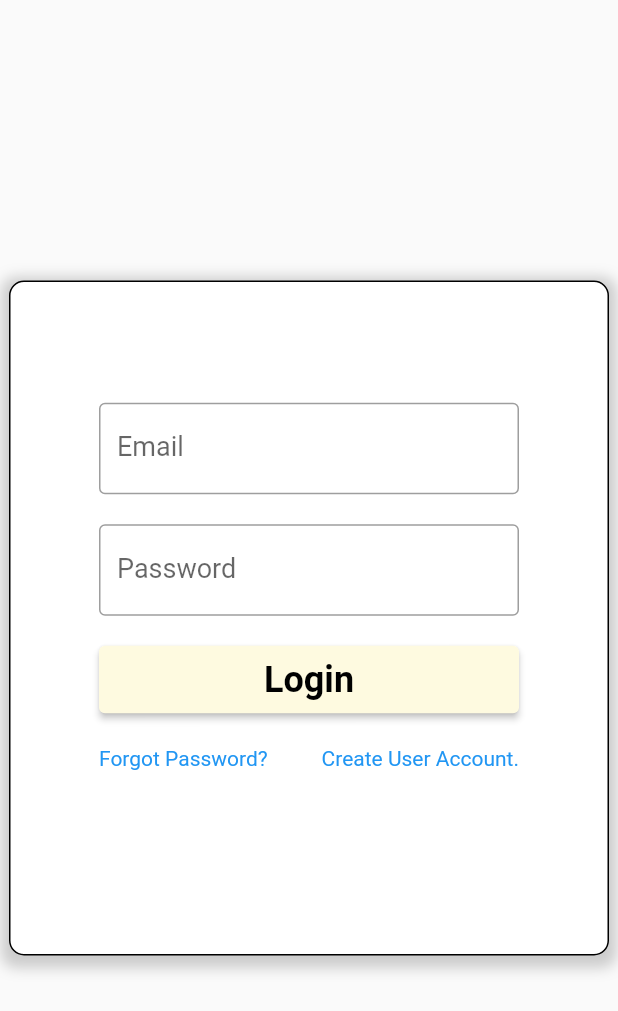
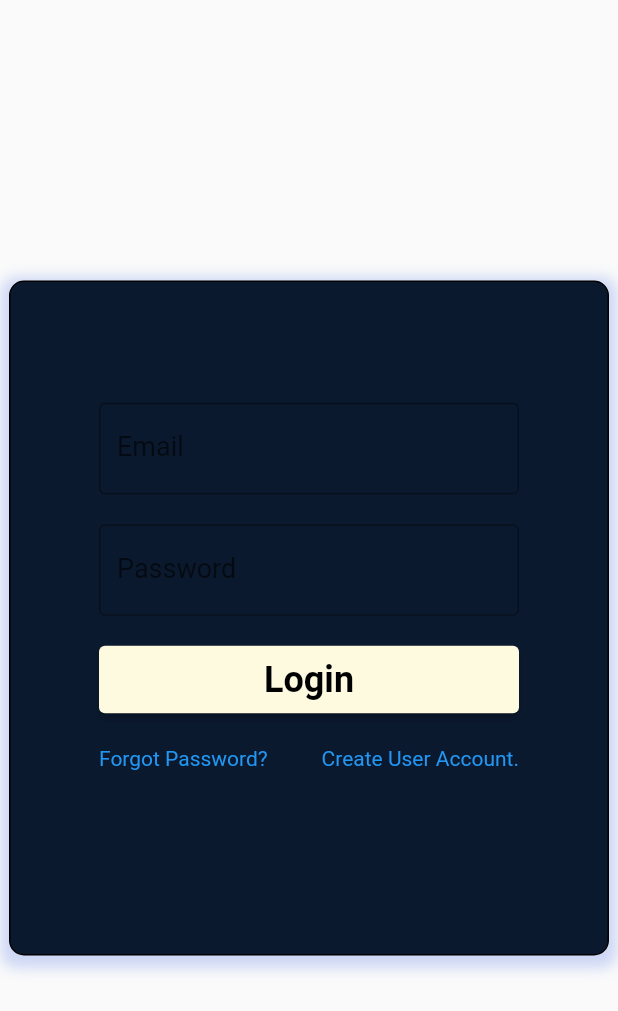
Before and after one commit to iieo/weekly_challenge, a Flutter app: the AuthScreen screen opened by its route, on a phone screen of 412 x 824 dp. Shown: the top 1011 px of the screen. Run offline on Flutter 3.47's test engine with Material 2 defaults, Android fonts, the phone set to English and light mode, and no system bars; our stand-ins replace cached_network_image, cloud_firestore, firebase_auth, firebase_core, firebase_storage, go_router; accounts and stored records are empty.

Commit message:
color change

```diff
--- a/lib/authentication/authentication.dart
+++ b/lib/authentication/authentication.dart
@@ -1,6 +1,7 @@
 import 'dart:ui';
 
 import 'package:flutter/material.dart';
+import 'package:weekly_challenge/main.dart';
 
 class AuthScreen extends StatefulWidget {
   final double width;
@@ -34,16 +35,15 @@ class _AuthScreen extends State<AuthScreen> {
             child: Material(
                 child: Container(
                     decoration: BoxDecoration(
-                        boxShadow: [
+                        boxShadow: const [
                           BoxShadow(
-                            color: Colors.grey.withOpacity(0.5),
+                            color: App.whiteColor,
                             spreadRadius: 5,
                             blurRadius: 7,
-                            offset: const Offset(
-                                0, 3), // changes position of shadow
+                            offset: Offset(0, 3), // changes position of shadow
                           ),
                         ],
-                        color: Colors.white,
+                        color: App.primaryColor,
                         borderRadius: BorderRadius.circular(10),
                         border: Border.all(color: Colors.black)),
                     width: widget.width,
```
